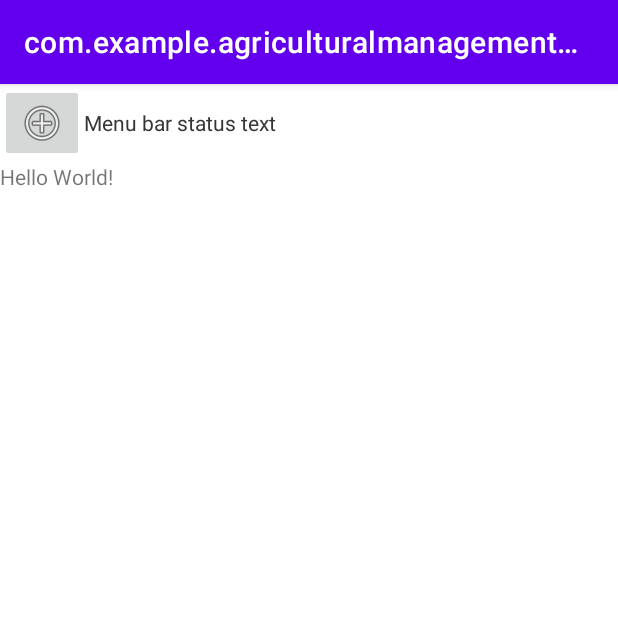
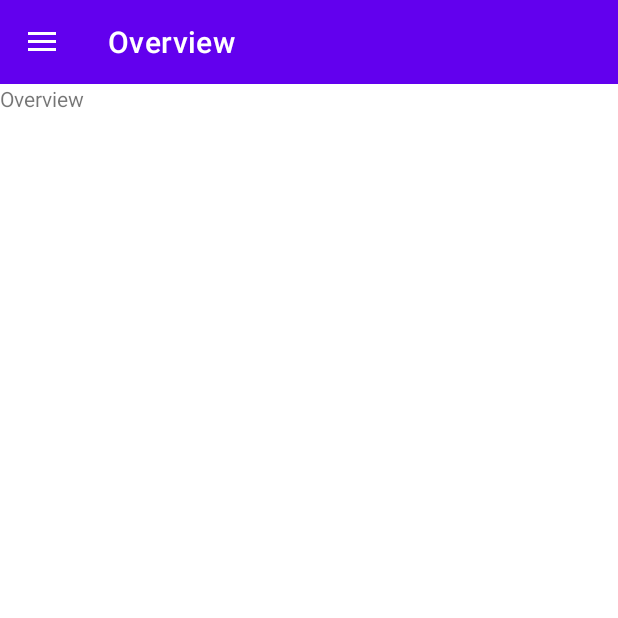
Before and after one commit to FDniel97/Ipari-mez-gazdas-gi-alkalmaz-s, an Android app: the screen it shows after launch (MainActivity), on a phone screen of 412 x 824 dp, the top half of it. Run offline under Robolectric (Android 15) with nearby library versions, the phone set to English and light mode, and no system bars; our stand-ins replace navigation-ui.

Commit message:
AMSD-22: navigation baby steps
This commits adds a very basic navigation graph
and sets up a DrawerLayout showing a menu.

```diff
--- a/AgriculturalManagement/app/src/main/java/com/example/agriculturalmanagement/MainActivity.java
+++ b/AgriculturalManagement/app/src/main/java/com/example/agriculturalmanagement/MainActivity.java
@@ -1,29 +1,53 @@
 package com.example.agriculturalmanagement;
 
+import android.os.Bundle;
+import android.view.MenuItem;
+
+import androidx.annotation.NonNull;
 import androidx.appcompat.app.AppCompatActivity;
+import androidx.appcompat.widget.Toolbar;
+import androidx.drawerlayout.widget.DrawerLayout;
+import androidx.navigation.NavController;
+import androidx.navigation.fragment.NavHostFragment;
+import androidx.navigation.ui.AppBarConfiguration;
+import androidx.navigation.ui.NavigationUI;
 
-import android.os.Bundle;
-import java.util.List;
-import java.lang.Integer;
+import com.google.android.material.navigation.NavigationView;
+
+import java.util.Set;
 
 public class MainActivity extends AppCompatActivity {
-
-    //JDBC dbManager;
+    private AppBarConfiguration appBarConfiguration;
+    private NavController navController;
 
     @Override
     protected void onCreate(Bundle savedInstanceState) {
         super.onCreate(savedInstanceState);
-
-        if(savedInstanceState == null){
-
-            getSupportFragmentManager().beginTransaction().setReorderingAllowed(true).add(
-                    R.id.fragment_container_view, MenuBarFragment.class, null).commit();
-
-            // question: avoid, overtake, bypass, make db control indirect??
-        }
-
         setContentView(R.layout.activity_main);
 
+        // setup toolbar
+        Toolbar toolbar = findViewById(R.id.toolbar);
+        setSupportActionBar(toolbar);
 
+        // find NavController
+        NavHostFragment host = (NavHostFragment) getSupportFragmentManager().findFragmentById(R.id.my_nav_host_fragment);
+        navController = host.getNavController();
+
+        // setup appbar
+        DrawerLayout drawerLayout = findViewById(R.id.drawer_layout);
+        appBarConfiguration = new AppBarConfiguration
+                .Builder(Set.of(R.id.overview_dest, R.id.calendar_dest))
+                .setOpenableLayout(drawerLayout)
+                .build();
+        NavigationUI.setupActionBarWithNavController(this, navController, appBarConfiguration);
+
+        // setup sidebar navigation
+        NavigationView sideNav = findViewById(R.id.nav_view);
+        NavigationUI.setupWithNavController(sideNav, navController);
+    }
+
+    @Override
+    public boolean onSupportNavigateUp() {
+        return NavigationUI.navigateUp(navController, appBarConfiguration) || super.onSupportNavigateUp();
     }
 }
--- a/AgriculturalManagement/app/src/main/res/layout/activity_main.xml
+++ b/AgriculturalManagement/app/src/main/res/layout/activity_main.xml
@@ -1,48 +1,37 @@
-<?xml version="1.0" encoding="utf-8"?>
-<androidx.constraintlayout.widget.ConstraintLayout xmlns:android="http://schemas.android.com/apk/res/android"
+<androidx.drawerlayout.widget.DrawerLayout
+    xmlns:android="http://schemas.android.com/apk/res/android"
     xmlns:app="http://schemas.android.com/apk/res-auto"
     xmlns:tools="http://schemas.android.com/tools"
+    android:id="@+id/drawer_layout"
     android:layout_width="match_parent"
     android:layout_height="match_parent"
     tools:context=".MainActivity">
 
-    <TableLayout
+    <LinearLayout
         android:layout_width="match_parent"
         android:layout_height="match_parent"
-        tools:layout_editor_absoluteX="-34dp"
-        tools:layout_editor_absoluteY="252dp">
+        android:orientation="vertical">
 
-        <TableRow
+        <androidx.appcompat.widget.Toolbar
+            android:id="@+id/toolbar"
             android:layout_width="match_parent"
             android:layout_height="wrap_content"
-            android:layout_gravity="top"
-            android:gravity="left">
+            android:background="@color/primary"
+            android:theme="@style/ThemeOverlay.MaterialComponents.Dark.ActionBar" />
 
-            <androidx.fragment.app.FragmentContainerView
-                xmlns:android="http://schemas.android.com/apk/res/android"
-                android:id="@+id/fragment_container_view"
-                android:name="com.example.agriculturalmanagement.MenuBarFragment"
-                android:layout_width="match_parent"
-                android:layout_height="match_parent"
-                android:layout_gravity="left" />
-    </TableRow>
+        <androidx.fragment.app.FragmentContainerView
+            android:id="@+id/my_nav_host_fragment"
+            android:name="androidx.navigation.fragment.NavHostFragment"
+            android:layout_width="match_parent"
+            android:layout_height="match_parent"
+            app:defaultNavHost="true"
+            app:navGraph="@navigation/mobile_navigation" />
+    </LinearLayout>
 
-        <TableRow
-            android:layout_width="match_parent"
-            android:layout_height="wrap_content"
-            android:layout_gravity="bottom">
-
-            <TextView
-                android:layout_width="match_parent"
-                android:layout_height="wrap_content"
-                android:text="@string/hello_world"
-                app:layout_constraintBottom_toBottomOf="parent"
-                app:layout_constraintEnd_toEndOf="parent"
-                app:layout_constraintStart_toStartOf="parent"
-                app:layout_constraintTop_toTopOf="parent" />
-
-        </TableRow>
-
-    </TableLayout>
-
-</androidx.constraintlayout.widget.ConstraintLayout>
+    <com.google.android.material.navigation.NavigationView
+        android:id="@+id/nav_view"
+        android:layout_width="wrap_content"
+        android:layout_height="match_parent"
+        android:layout_gravity="start"
+        app:menu="@menu/nav_drawer_menu" />
+</androidx.drawerlayout.widget.DrawerLayout>
--- a/AgriculturalManagement/app/src/main/res/layout/fragment_calendar.xml
+++ b/AgriculturalManagement/app/src/main/res/layout/fragment_calendar.xml
@@ -9,6 +9,6 @@
     <TextView
         android:layout_width="match_parent"
         android:layout_height="match_parent"
-        android:text="@string/hello_blank_fragment" />
+        android:text="@string/calendar" />
 
 </FrameLayout>
--- a/AgriculturalManagement/app/src/main/res/layout/fragment_overview.xml
+++ b/AgriculturalManagement/app/src/main/res/layout/fragment_overview.xml
@@ -9,6 +9,6 @@
     <TextView
         android:layout_width="match_parent"
         android:layout_height="match_parent"
-        android:text="@string/hello_blank_fragment" />
+        android:text="@string/overview" />
 
 </FrameLayout>
--- /dev/null
+++ b/AgriculturalManagement/app/src/main/res/menu/nav_drawer_menu.xml
@@ -0,0 +1,9 @@
+<?xml version="1.0" encoding="utf-8"?>
+<menu xmlns:android="http://schemas.android.com/apk/res/android">
+    <item
+        android:id="@id/overview_dest"
+        android:title="@string/overview" />
+    <item
+        android:id="@id/calendar_dest"
+        android:title="@string/calendar" />
+</menu>
--- /dev/null
+++ b/AgriculturalManagement/app/src/main/res/navigation/mobile_navigation.xml
@@ -0,0 +1,32 @@
+<?xml version="1.0" encoding="utf-8"?>
+<!--
+  ~ Copyright (C) 2018 The Android Open Source Project
+  ~ Licensed under the Apache License, Version 2.0 (the "License");
+  ~ you may not use this file except in compliance with the License.
+  ~ You may obtain a copy of the License at
+  ~      http://www.apache.org/licenses/LICENSE-2.0
+  ~ Unless required by applicable law or agreed to in writing, software
+  ~ distributed under the License is distributed on an "AS IS" BASIS,
+  ~ WITHOUT WARRANTIES OR CONDITIONS OF ANY KIND, either express or implied.
+  ~ See the License for the specific language governing permissions and
+  ~ limitations under the License.
+  -->
+<navigation
+    xmlns:android="http://schemas.android.com/apk/res/android"
+    xmlns:app="http://schemas.android.com/apk/res-auto"
+    xmlns:tools="http://schemas.android.com/tools"
+    app:startDestination="@+id/overview_dest">
+    <fragment
+        android:id="@+id/overview_dest"
+        android:name="com.example.agriculturalmanagement.OverviewFragment"
+        android:label="@string/overview"
+        tools:layout="@layout/fragment_overview">
+    </fragment>
+
+    <fragment
+        android:id="@+id/calendar_dest"
+        android:name="com.example.agriculturalmanagement.CalendarFragment"
+        android:label="@string/calendar"
+        tools:layout="@layout/fragment_calendar">
+    </fragment>
+</navigation>
--- a/AgriculturalManagement/app/src/main/res/values/colors.xml
+++ b/AgriculturalManagement/app/src/main/res/values/colors.xml
@@ -7,4 +7,8 @@
     <color name="teal_700">#FF018786</color>
     <color name="black">#FF000000</color>
     <color name="white">#FFFFFFFF</color>
+
+    <color name="primary">@color/purple_500</color>
+    <color name="primary_dark">@color/purple_700</color>
+    <color name="accent">#FF4081</color>
 </resources>
--- a/AgriculturalManagement/app/src/main/res/values/strings.xml
+++ b/AgriculturalManagement/app/src/main/res/values/strings.xml
@@ -3,4 +3,6 @@
     <!-- TODO: Remove or change this placeholder text -->
     <string name="hello_blank_fragment">Hello blank fragment</string>
     <string name="hello_world">Hello World!</string>
+    <string name="overview">Overview</string>
+    <string name="calendar">Calendar</string>
 </resources>
--- a/AgriculturalManagement/app/src/main/res/values/themes.xml
+++ b/AgriculturalManagement/app/src/main/res/values/themes.xml
@@ -1,10 +1,11 @@
 <resources xmlns:tools="http://schemas.android.com/tools">
     <!-- Base application theme. -->
-    <style name="Theme.AgriculturalManagement" parent="Theme.MaterialComponents.DayNight.DarkActionBar">
+    <style name="Theme.AgriculturalManagement" parent="Theme.MaterialComponents.DayNight.NoActionBar">
         <!-- Primary brand color. -->
-        <item name="colorPrimary">@color/purple_500</item>
-        <item name="colorPrimaryVariant">@color/purple_700</item>
+        <item name="colorPrimary">@color/primary</item>
+        <item name="colorPrimaryVariant">@color/primary_dark</item>
         <item name="colorOnPrimary">@color/white</item>
+        <item name="colorAccent">@color/accent</item>
         <!-- Secondary brand color. -->
         <item name="colorSecondary">@color/teal_200</item>
         <item name="colorSecondaryVariant">@color/teal_700</item>
```
Also changed, not shown: 1 other file.
